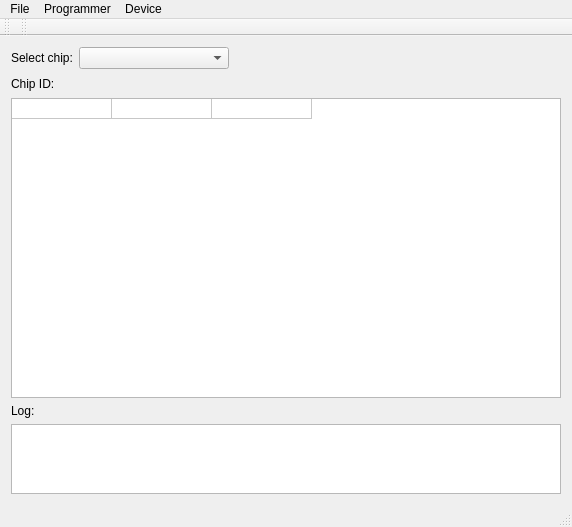
Above: qt/main_window.ui from bbogush/nand_programmer before the change. Below: the same form after it.
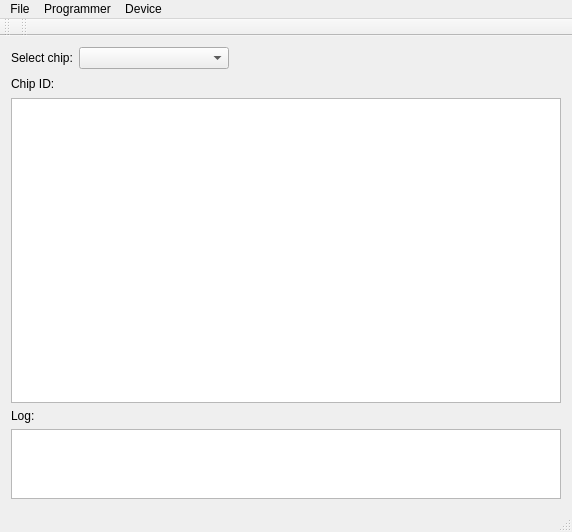
That is the form after the change.

Commit message: qt: replaced regular buffer table to model-view

```diff
--- a/qt/main_window.ui
+++ b/qt/main_window.ui
@@ -7,7 +7,7 @@
     <x>0</x>
     <y>0</y>
     <width>570</width>
-    <height>501</height>
+    <height>532</height>
    </rect>
   </property>
   <property name="windowTitle">
@@ -131,7 +131,7 @@
        </layout>
       </item>
       <item>
-       <widget class="QTableWidget" name="bufferTableWidget">
+       <widget class="QTableView" name="bufferTableView">
         <property name="minimumSize">
          <size>
           <width>550</width>
@@ -144,64 +144,12 @@
           <pointsize>8</pointsize>
          </font>
         </property>
-        <property name="editTriggers">
-         <set>QAbstractItemView::NoEditTriggers</set>
-        </property>
-        <property name="cornerButtonEnabled">
-         <bool>true</bool>
-        </property>
-        <property name="rowCount">
-         <number>1</number>
-        </property>
-        <property name="columnCount">
-         <number>3</number>
-        </property>
-        <attribute name="horizontalHeaderVisible">
-         <bool>false</bool>
-        </attribute>
-        <attribute name="horizontalHeaderCascadingSectionResizes">
-         <bool>false</bool>
-        </attribute>
-        <attribute name="horizontalHeaderDefaultSectionSize">
-         <number>100</number>
-        </attribute>
-        <attribute name="horizontalHeaderHighlightSections">
-         <bool>true</bool>
-        </attribute>
-        <attribute name="horizontalHeaderMinimumSectionSize">
-         <number>20</number>
-        </attribute>
-        <attribute name="horizontalHeaderShowSortIndicator" stdset="0">
-         <bool>false</bool>
-        </attribute>
         <attribute name="horizontalHeaderStretchLastSection">
-         <bool>false</bool>
-        </attribute>
-        <attribute name="verticalHeaderVisible">
-         <bool>false</bool>
-        </attribute>
-        <attribute name="verticalHeaderCascadingSectionResizes">
-         <bool>false</bool>
-        </attribute>
-        <attribute name="verticalHeaderDefaultSectionSize">
-         <number>20</number>
-        </attribute>
-        <attribute name="verticalHeaderHighlightSections">
          <bool>true</bool>
         </attribute>
-        <attribute name="verticalHeaderMinimumSectionSize">
-         <number>20</number>
-        </attribute>
-        <attribute name="verticalHeaderShowSortIndicator" stdset="0">
-         <bool>false</bool>
-        </attribute>
         <attribute name="verticalHeaderStretchLastSection">
          <bool>false</bool>
         </attribute>
-        <row/>
-        <column/>
-        <column/>
-        <column/>
        </widget>
       </item>
       <item>
```
The commit also changes 5 other files.
